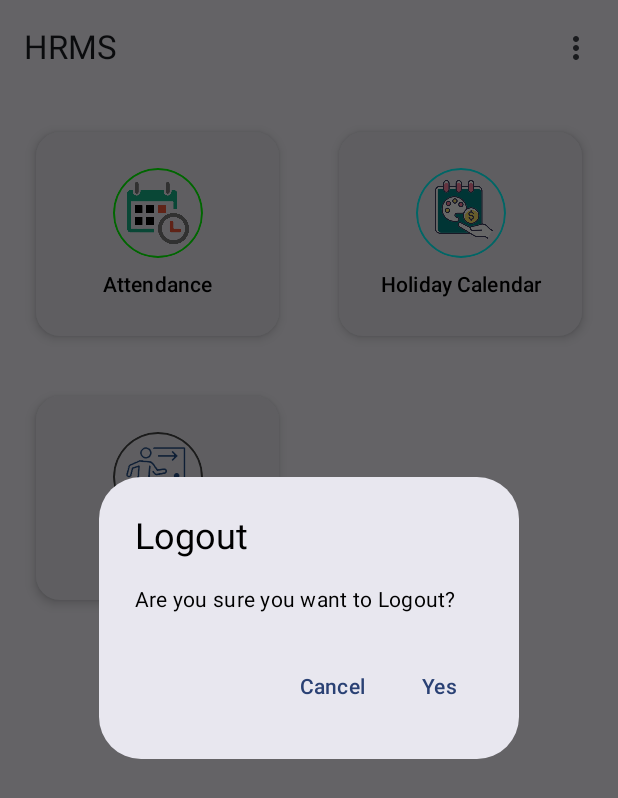
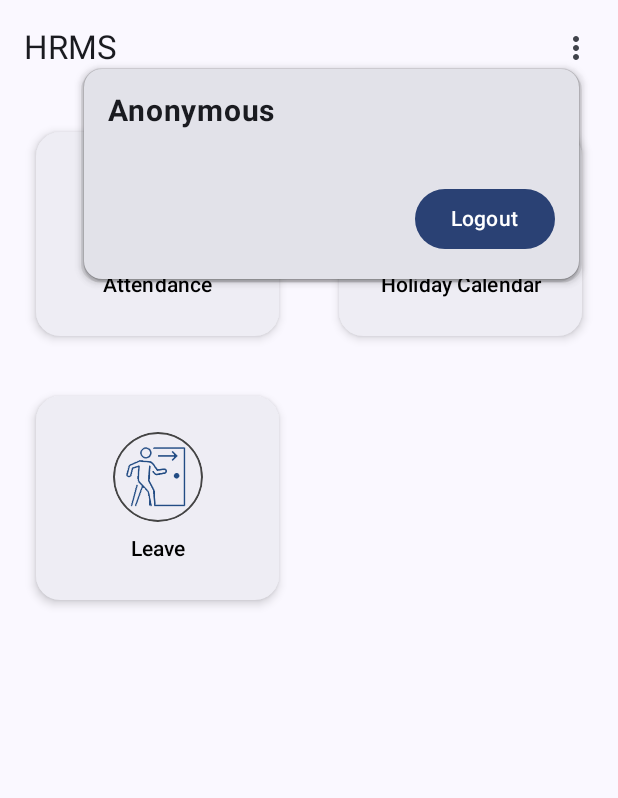
Before and after one commit to akamahesh/EduCrm, an Android app built with Jetpack Compose: the HomeScreen screen opened through its navigation route, after a tap on "Menu", on a phone screen of 412 x 824 dp. Shown: the top 798 px of the screen. Run offline under Robolectric (Android 15) with nearby library versions, the phone set to English and light mode, and no system bars; our stand-ins replace Dagger/Hilt's generated code, Timber; libraries missing offline, so code that uses them is left out: com.skydoves.landscapist; network calls fail; pictures from the network do not load; 2 statements that could not run were skipped.

Commit message:
Bugfix : Logout functionality implemented

```diff
--- a/app/src/main/java/com/crm/edu/ui/compose/screens/dashboard/DashboardScreen.kt
+++ b/app/src/main/java/com/crm/edu/ui/compose/screens/dashboard/DashboardScreen.kt
@@ -9,6 +9,7 @@ import androidx.compose.foundation.layout.Column
 import androidx.compose.foundation.layout.PaddingValues
 import androidx.compose.foundation.layout.Spacer
 import androidx.compose.foundation.layout.fillMaxSize
+import androidx.compose.foundation.layout.fillMaxWidth
 import androidx.compose.foundation.layout.height
 import androidx.compose.foundation.layout.padding
 import androidx.compose.foundation.layout.size
@@ -20,6 +21,7 @@ import androidx.compose.foundation.shape.CircleShape
 import androidx.compose.foundation.shape.CornerSize
 import androidx.compose.foundation.shape.RoundedCornerShape
 import androidx.compose.material3.AlertDialog
+import androidx.compose.material3.Button
 import androidx.compose.material3.Card
 import androidx.compose.material3.CardDefaults
 import androidx.compose.material3.ExperimentalMaterial3Api
@@ -31,6 +33,7 @@ import androidx.compose.material3.Text
 import androidx.compose.material3.TextButton
 import androidx.compose.material3.TopAppBar
 import androidx.compose.runtime.Composable
+import androidx.compose.runtime.collectAsState
 import androidx.compose.runtime.getValue
 import androidx.compose.runtime.mutableStateOf
 import androidx.compose.runtime.remember
@@ -43,15 +46,21 @@ import androidx.compose.ui.graphics.vector.ImageVector
 import androidx.compose.ui.res.painterResource
 import androidx.compose.ui.res.stringResource
 import androidx.compose.ui.res.vectorResource
+import androidx.compose.ui.text.font.FontWeight
 import androidx.compose.ui.text.style.TextAlign
 import androidx.compose.ui.tooling.preview.Preview
 import androidx.compose.ui.tooling.preview.PreviewParameter
 import androidx.compose.ui.tooling.preview.PreviewParameterProvider
 import androidx.compose.ui.unit.dp
+import androidx.compose.ui.unit.sp
+import androidx.compose.ui.window.Popup
 import androidx.hilt.navigation.compose.hiltViewModel
 import androidx.navigation.NavHostController
 import com.crm.edu.R
+import com.crm.edu.domain.calllogs.NameDesignation
 import com.crm.edu.ui.compose.Screen
+import com.crm.edu.ui.compose.screens.calllogs.CallLogsUIState
+import timber.log.Timber
 
 @Composable
 fun DashboardScreen(
@@ -59,27 +68,46 @@ fun DashboardScreen(
     viewModel: DashboardViewModel = hiltViewModel(),
     onOptionClick: (String) -> Unit = {},
     onUpClick: () -> Unit = {},
+    moveToLogin: () -> Unit,
 ) {
+    val userNameDesignationState by viewModel.userNameDesignationState.collectAsState()
+    val uiStateData by viewModel.callLogsUiState.collectAsState()
+
     val dashboardItems = getAllDashboardOptions()
 
     DashboardScreenInternal(
         dashboardItems = dashboardItems,
+        nameDesignation = userNameDesignationState,
         onOptionClick = onOptionClick,
         onUpClick = onUpClick,
-        logout = { viewModel.logout() }
+        logout = { viewModel.markLogout() }
     )
+
+    when (uiStateData) {
+        is CallLogsUIState.moveToLogin -> {
+            //navController.navigateUp()
+            moveToLogin()
+        }
+
+        null -> Timber.tag("CallLogsScreen").d("CallLogsUIState : null")
+    }
 }
 
 @Composable
 private fun DashboardScreenInternal(
     dashboardItems: List<DashboardItem>,
+    nameDesignation: NameDesignation? = null,
     onOptionClick: (String) -> Unit = {},
     onUpClick: () -> Unit = {},
     logout: () -> Unit = {},
 ) {
     Scaffold(
         topBar = {
-            DashBoardTopBar(onUpClick = onUpClick, logOut = logout)
+            DashBoardTopBar(
+                nameDesignation = nameDesignation,
+                onUpClick = onUpClick,
+                logOut = logout
+            )
         },
     ) { padding ->
         Box(
@@ -108,11 +136,13 @@ private fun DashboardScreenInternal(
 @OptIn(ExperimentalMaterial3Api::class)
 @Composable
 private fun DashBoardTopBar(
+    nameDesignation: NameDesignation?,
     onUpClick: () -> Unit,
     logOut: () -> Unit,
     modifier: Modifier = Modifier,
 ) {
     var showMenu by remember { mutableStateOf(false) }
+    var isPopupVisible by remember { mutableStateOf(false) }
 
     TopAppBar(
         title = {
@@ -120,7 +150,7 @@ private fun DashBoardTopBar(
         },
         actions = {
             // Menu Icon
-            IconButton(onClick = { showMenu = !showMenu }) {
+            IconButton(onClick = { isPopupVisible = !isPopupVisible }) {
                 Icon(
                     imageVector = ImageVector.vectorResource(id = R.drawable.baseline_more_vert_24), // Your menu icon
                     contentDescription = "Menu"
@@ -134,6 +164,49 @@ private fun DashBoardTopBar(
         LogoutAlert(showDialog = showMenu,
             logOut = logOut,
             onDismiss = { showMenu = false })
+    }
+
+    if (isPopupVisible) {
+        Popup(
+            alignment = Alignment.TopEnd,
+            onDismissRequest = { isPopupVisible = false }
+        ) {
+            Card(
+                modifier = Modifier
+                    .fillMaxWidth()
+                    .padding(56.dp, 46.dp, 26.dp, 26.dp),
+                elevation = CardDefaults.cardElevation(defaultElevation = 4.dp)
+            ) {
+                Column(
+                    modifier = Modifier
+                        .padding(16.dp)
+                        .fillMaxWidth(),
+                    verticalArrangement = Arrangement.spacedBy(6.dp),
+                    horizontalAlignment = Alignment.Start
+                ) {
+                    Text(
+                        text = nameDesignation?.name.orEmpty(),
+                        fontSize = 20.sp,
+                        fontWeight = FontWeight.Bold
+                    )
+
+                    Text(
+                        text = nameDesignation?.designation ?: "",
+                        fontSize = 16.sp,
+                        color = Color.Gray
+                    )
+
+                    Button(
+                        onClick = {
+                            showMenu = true
+                        },
+                        modifier = Modifier.align(Alignment.End)
+                    ) {
+                        Text(text = "Logout")
+                    }
+                }
+            }
+        }
     }
 }
 
--- a/app/src/main/java/com/crm/edu/ui/compose/screens/dashboard/DashboardViewModel.kt
+++ b/app/src/main/java/com/crm/edu/ui/compose/screens/dashboard/DashboardViewModel.kt
@@ -1,12 +1,45 @@
 package com.crm.edu.ui.compose.screens.dashboard
 
 import androidx.lifecycle.ViewModel
+import androidx.lifecycle.viewModelScope
+import com.crm.edu.domain.calllogs.GetUserNameDesignation
+import com.crm.edu.domain.calllogs.MarkLogoutUseCase
+import com.crm.edu.domain.calllogs.NameDesignation
+import com.crm.edu.ui.compose.screens.calllogs.CallLogsUIState
+import dagger.hilt.android.lifecycle.HiltViewModel
+import kotlinx.coroutines.flow.MutableStateFlow
+import kotlinx.coroutines.flow.StateFlow
+import kotlinx.coroutines.launch
 import javax.inject.Inject
 
+@HiltViewModel
 class DashboardViewModel @Inject constructor(
+    private val markLogoutUseCase: MarkLogoutUseCase,
+    private val getUserNameDesignation: GetUserNameDesignation,
 ) : ViewModel() {
-    fun logout() {
 
+    private val _userNameDesignationState =
+        MutableStateFlow(NameDesignation("", null))
+    val userNameDesignationState: StateFlow<NameDesignation> get() = _userNameDesignationState
+
+    private val _callLogsUiState = MutableStateFlow<CallLogsUIState?>(null)
+    internal val callLogsUiState: StateFlow<CallLogsUIState?> get() = _callLogsUiState
+
+    init {
+        getUserNameDesignation()
+    }
+
+    private fun getUserNameDesignation() {
+        viewModelScope.launch {
+            _userNameDesignationState.value = getUserNameDesignation.execute()
+        }
+    }
+
+    fun markLogout() {
+        viewModelScope.launch {
+            markLogoutUseCase.execute()
+            _callLogsUiState.value = CallLogsUIState.moveToLogin
+        }
     }
 
 }
--- a/app/src/main/java/com/crm/edu/ui/compose/screens/home/BottomNavigationBar.kt
+++ b/app/src/main/java/com/crm/edu/ui/compose/screens/home/BottomNavigationBar.kt
@@ -31,8 +31,8 @@ import androidx.navigation.navArgument
 import com.crm.edu.ui.compose.Screen
 import com.crm.edu.ui.compose.screens.attendance.AttendanceScreen
 import com.crm.edu.ui.compose.screens.calendar.CalendarScreen
+import com.crm.edu.ui.compose.screens.calendar.tryouts.NewCalendarScreen
 import com.crm.edu.ui.compose.screens.calllogs.CallLogsScreen
-import com.crm.edu.ui.compose.screens.calendar.tryouts.NewCalendarScreen
 import com.crm.edu.ui.compose.screens.dashboard.DashboardScreen
 import com.crm.edu.ui.compose.screens.holidayLeaves.HolidayCalendarScreen
 import com.crm.edu.ui.compose.screens.leaveRequest.LeaveRequestScreen
@@ -115,7 +115,8 @@ fun BottomNavigationBar(
                     navController.navigate(route = route)
                 }, onUpClick = {
                     navController.navigateUp()
-                })
+                }, moveToLogin = moveToLogin
+                )
             }
 
             composable(route = Screen.Attendance.route) {
```
Also changed, not shown: app/src/main/java/com/crm/edu/ui/compose/screens/calllogs/CallManagerScreen.kt (+0 -13 lines).
